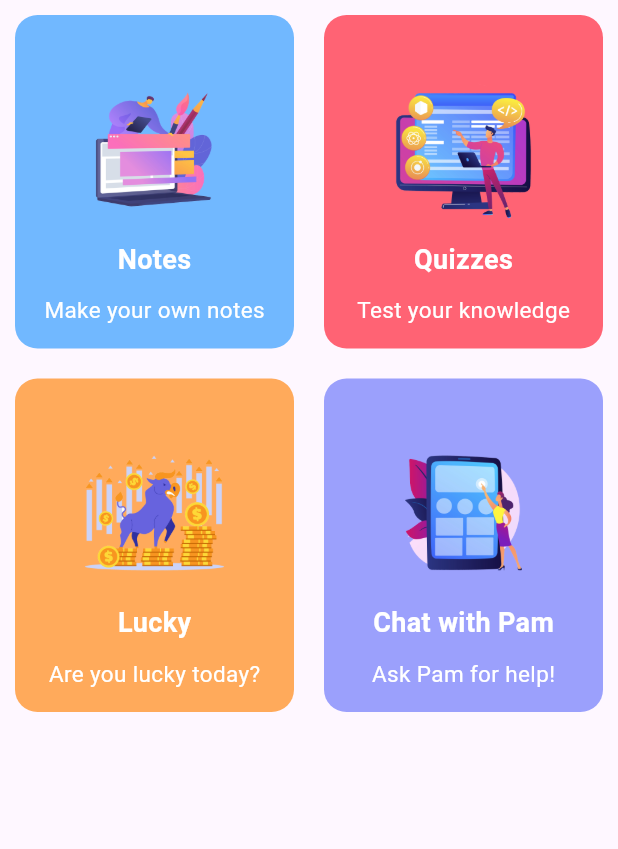
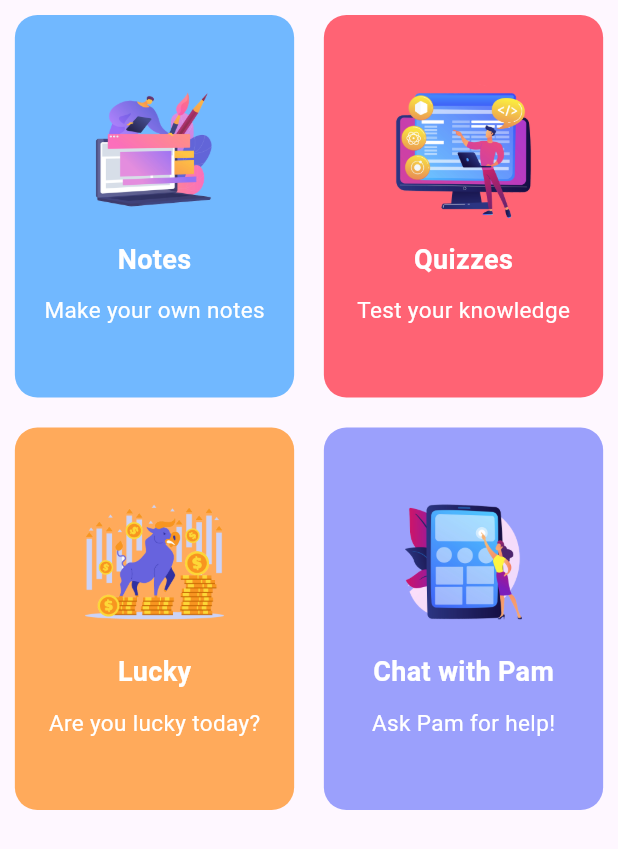
Before and after one commit to Terristwj/Matchsticks, a Flutter app: the CategoryList widget shown alone on an empty page, opened directly, on a phone screen of 412 x 824 dp. Shown: the top 849 px of the screen. Run offline on Flutter 3.47's test engine with Material 2 defaults, Android fonts, the phone set to English and light mode, and no system bars; our stand-ins replace animate_do, bottom_navy_bar, cloud_firestore, firebase_core, flutter_tts, google_fonts and 1 more; accounts and stored records are empty.

Commit message:
Updated home

```diff
--- a/lib/screens/home_screen.dart
+++ b/lib/screens/home_screen.dart
@@ -29,7 +29,9 @@ class _HomeScreenState extends State<HomeScreen> {
               height: 20,
             ),
             Padding(
-              padding: const EdgeInsets.symmetric(horizontal: 10.0),
+              padding: const EdgeInsets.symmetric(
+                horizontal: 10.0,
+              ),
               child: Column(
                 children: [
                   Row(
@@ -80,7 +82,9 @@ class _HomeScreenState extends State<HomeScreen> {
                   ),
                   //category list
                   Container(
-                    padding: const EdgeInsets.symmetric(horizontal: 15.0),
+                    padding: const EdgeInsets.symmetric(
+                      horizontal: 10.0,
+                    ),
                     child: Row(
                       mainAxisAlignment: MainAxisAlignment.spaceBetween,
                       children: [
--- a/lib/widgets/home_screen/category.dart
+++ b/lib/widgets/home_screen/category.dart
@@ -6,15 +6,26 @@ class CategoryList extends StatelessWidget {
 
   @override
   Widget build(BuildContext context) {
-    return GridView.builder(
-        shrinkWrap: true,
-        physics: const ScrollPhysics(),
-        itemCount: products.length,
-        gridDelegate: const SliverGridDelegateWithFixedCrossAxisCount(
-            crossAxisCount: 2, childAspectRatio: 0.85),
-        itemBuilder: (context, index) => CategoryCard(
-              product: products[index],
-            ));
+    return Container(
+      child: Column(
+        children: [
+          Row(
+            mainAxisAlignment: MainAxisAlignment.spaceAround,
+            children: [
+              CategoryCard(product: products[0]),
+              CategoryCard(product: products[1])
+            ],
+          ),
+          Row(
+            mainAxisAlignment: MainAxisAlignment.spaceAround,
+            children: [
+              CategoryCard(product: products[2]),
+              CategoryCard(product: products[3]),
+            ],
+          ),
+        ],
+      ),
+    );
   }
 }
 
@@ -27,14 +38,20 @@ class CategoryCard extends StatelessWidget {
 
   @override
   Widget build(BuildContext context) {
-    return Padding(
-      padding: const EdgeInsets.all(10.0),
+    return Container(
+      width: MediaQuery.of(context).size.width / 2.1,
+      height: 275,
+      child: Padding(
+        padding: const EdgeInsets.symmetric(
+          vertical: 10.0,
+          horizontal: 5.0,
+        ),
         child: MouseRegion(
           cursor: SystemMouseCursors.click,
           child: GestureDetector(
             onTap: () {
-            Navigator.push(
-                context, MaterialPageRoute(builder: (context) => product.page));
+              Navigator.push(context,
+                  MaterialPageRoute(builder: (context) => product.page));
             },
             child: Container(
               padding: const EdgeInsets.all(10.0),
@@ -73,6 +90,7 @@ class CategoryCard extends StatelessWidget {
             ),
           ),
         ),
+      ),
     );
   }
 }
--- a/pubspec.yaml
+++ b/pubspec.yaml
@@ -72,7 +72,6 @@ flutter:
         - assets/images/lucky/
         - assets/chat/images/
         - assets/chat/sounds/
-        - .env
 
     # An image asset can refer to one or more resolution-specific "variants", see
     # https://flutter.dev/assets-and-images/#resolution-aware
```
Lines whose indentation alone changed are shown as unchanged.
